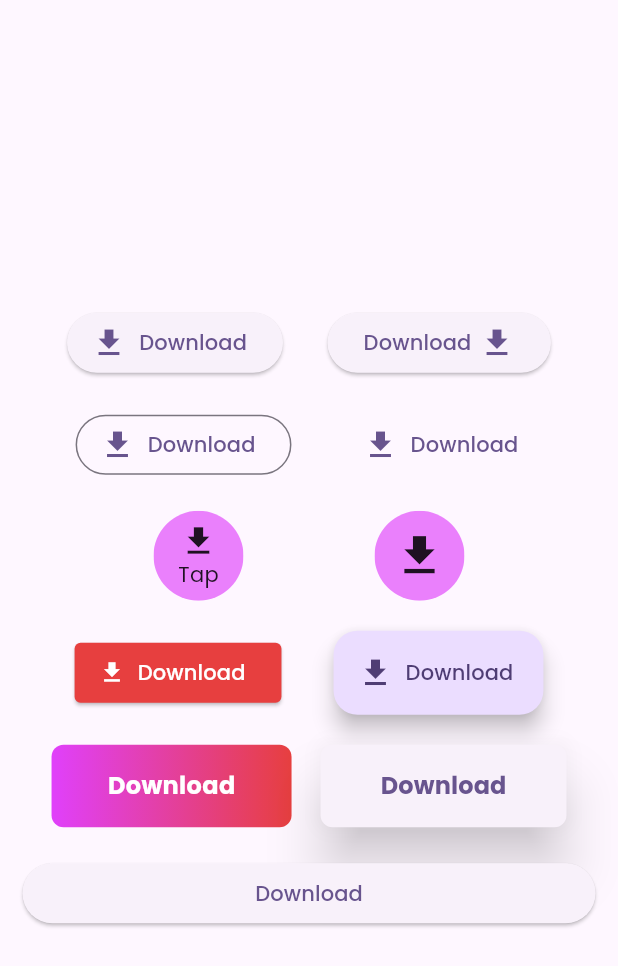
After one commit to vaidehi2701/Flutter_Cheatsheet_2023, a Flutter app: the screen it shows after launch, on a phone screen of 412 x 824 dp. The commit adds this screen. Shown: the top 966 px of the screen. Run offline on Flutter 3.47's test engine with Material 2 defaults, Android fonts, the phone set to English and light mode, and no system bars; our stand-ins replace google_fonts.

Commit message:
Different buttons added

```diff
--- a/lib/main.dart
+++ b/lib/main.dart
@@ -1,7 +1,6 @@
 import 'package:flutter/material.dart';
-import 'package:widget_utils/ui/ext_demo/int_util_demo.dart';
-import 'package:widget_utils/ui/widgets/res_bottom.dart';
-import 'package:widget_utils/ui/widgets/slides.dart';
+import 'package:google_fonts/google_fonts.dart';
+import 'package:widget_utils/ui/widgets/buttons.dart';
 
 void main() {
   runApp(const MyApp());
@@ -18,10 +17,11 @@ class MyApp extends StatelessWidget {
       title: 'Widget Utils 2023',
       theme: ThemeData(
         useMaterial3: true,
+         textTheme: GoogleFonts.poppinsTextTheme(),
         colorScheme: ColorScheme.fromSeed(seedColor: Colors.deepPurple)
             .copyWith(background: Colors.blueGrey[100]),
       ),
-      home: const IntUtilDemo(),
+      home: const Buttons(),
     );
   }
 }
--- /dev/null
+++ b/lib/ui/widgets/buttons.dart
@@ -0,0 +1,254 @@
+import 'package:flutter/material.dart';
+import 'package:widget_utils/utils/data.dart';
+
+class Buttons extends StatelessWidget {
+  const Buttons({super.key});
+
+  @override
+  Widget build(BuildContext context) {
+    return Scaffold(
+      body: Center(
+        child: Padding(
+          padding: const EdgeInsets.all(15.0),
+          child: Column(
+            mainAxisAlignment: MainAxisAlignment.center,
+            children: [
+              Row(
+                mainAxisAlignment: MainAxisAlignment.spaceEvenly,
+                children: [
+                  regularButton(),
+                  iconOnRight(),
+                ],
+              ),
+              const SizedBox(
+                height: 20,
+              ),
+              Row(
+                mainAxisAlignment: MainAxisAlignment.spaceEvenly,
+                children: [
+                  outlinedButton(),
+                  textButton(),
+                ],
+              ),
+              const SizedBox(
+                height: 20,
+              ),
+              Row(
+                mainAxisAlignment: MainAxisAlignment.spaceEvenly,
+                children: [imageButton(), onlyImage()],
+              ),
+              const SizedBox(
+                height: 20,
+              ),
+              Row(
+                mainAxisAlignment: MainAxisAlignment.spaceEvenly,
+                children: [backColor(), fabbutton()],
+              ),
+              const SizedBox(
+                height: 20,
+              ),
+              Row(
+                mainAxisAlignment: MainAxisAlignment.spaceEvenly,
+                children: [
+                  gradientutton(),
+                  shadowbutton(),
+                ],
+              ),
+              const SizedBox(
+                height: 20,
+              ),
+              fullWidth()
+            ],
+          ),
+        ),
+      ),
+    );
+  }
+}
+
+Widget regularButton() {
+  return ElevatedButton.icon(
+    onPressed: () {},
+    icon: const Icon(
+      Icons.download,
+      size: 24.0,
+    ),
+    label: const Text('Download'),
+  );
+}
+
+Widget outlinedButton() {
+  return OutlinedButton.icon(
+    onPressed: () {},
+    icon: const Icon(
+      Icons.download,
+      size: 24.0,
+    ),
+    label: const Text('Download'),
+  );
+}
+
+Widget textButton() {
+  return TextButton.icon(
+    onPressed: () {},
+    icon: const Icon(
+      Icons.download,
+      size: 24.0,
+    ),
+    label: const Text('Download'),
+  );
+}
+
+Widget iconOnRight() {
+  return ElevatedButton(
+    onPressed: () {},
+    child: const Row(
+      mainAxisSize: MainAxisSize.min,
+      children: [
+        Text('Download'), // <-- Text
+        SizedBox(
+          width: 5,
+        ),
+        Icon(
+          // <-- Icon
+          Icons.download,
+          size: 24.0,
+        ),
+      ],
+    ),
+  );
+}
+
+Widget imageButton() {
+  return SizedBox.fromSize(
+    size: const Size(60, 60),
+    child: ClipOval(
+      child: Material(
+        color: Colors.purpleAccent[100],
+        child: InkWell(
+          splashColor: selectedColor,
+          onTap: () {},
+          child: const Column(
+            mainAxisAlignment: MainAxisAlignment.center,
+            children: <Widget>[
+              Icon(
+                Icons.download,
+                size: 25,
+              ),
+              Text("Tap"),
+            ],
+          ),
+        ),
+      ),
+    ),
+  );
+}
+
+Widget gradientutton() {
+  return GestureDetector(
+    child: Container(
+      width: 160,
+      decoration: BoxDecoration(
+        gradient: const LinearGradient(
+          colors: [Colors.purpleAccent, selectedColor],
+          begin: Alignment.centerLeft,
+          end: Alignment.centerRight,
+        ),
+        borderRadius: BorderRadius.circular(8),
+      ),
+      child: const Padding(
+        padding: EdgeInsets.all(16.0),
+        child: Center(
+          child: Text(
+            "Download",
+            style: TextStyle(
+              color: Colors.white,
+              fontSize: 16,
+              fontWeight: FontWeight.bold,
+            ),
+          ),
+        ),
+      ),
+    ),
+  );
+}
+
+Widget shadowbutton() {
+  return ElevatedButton(
+    onPressed: () {},
+    style: ElevatedButton.styleFrom(
+      elevation: 15, // Adjust the elevation value as per your preference
+      shadowColor: Colors.black.withOpacity(0.8), // Set the shadow color
+      shape: RoundedRectangleBorder(
+        borderRadius: BorderRadius.circular(8),
+      ),
+    ),
+    child: const Padding(
+      padding: EdgeInsets.all(16.0),
+      child: Text(
+        "Download",
+        style: TextStyle(
+          fontSize: 16,
+          fontWeight: FontWeight.bold,
+        ),
+      ),
+    ),
+  );
+}
+
+Widget fabbutton() {
+  return FloatingActionButton.extended(
+    onPressed: () {},
+    icon: const Icon(Icons.download),
+    label: const Text('Download'),
+  );
+}
+
+Widget backColor() {
+  return ElevatedButton.icon(
+    onPressed: () {},
+    style: ElevatedButton.styleFrom(
+      shape: RoundedRectangleBorder(
+        borderRadius: BorderRadius.circular(4.0),
+      ),
+      backgroundColor: selectedColor, // Set the background color
+    ),
+    icon:
+        const Icon(Icons.download, color: Colors.white), // Set the button icon
+    label: const Text(
+      'Download',
+      style: TextStyle(color: Colors.white),
+    ), // Set the button label
+  );
+}
+
+Widget fullWidth() {
+  return SizedBox(
+    width: double.infinity,
+    child: ElevatedButton(
+      onPressed: () {
+        // Add your button functionality here
+      },
+      child: const Text('Download'),
+    ),
+  );
+}
+
+Widget onlyImage() {
+  return SizedBox.fromSize(
+    size: const Size(60, 60),
+    child: ClipOval(
+      child: Material(
+        color: Colors.purpleAccent[100],
+        child: InkWell(
+          splashColor: selectedColor,
+          onTap: () {},
+          child: const Icon(
+            Icons.download,
+            size: 35,
+          ),
+        ),
+      ),
+    ),
+  );
+}
```
